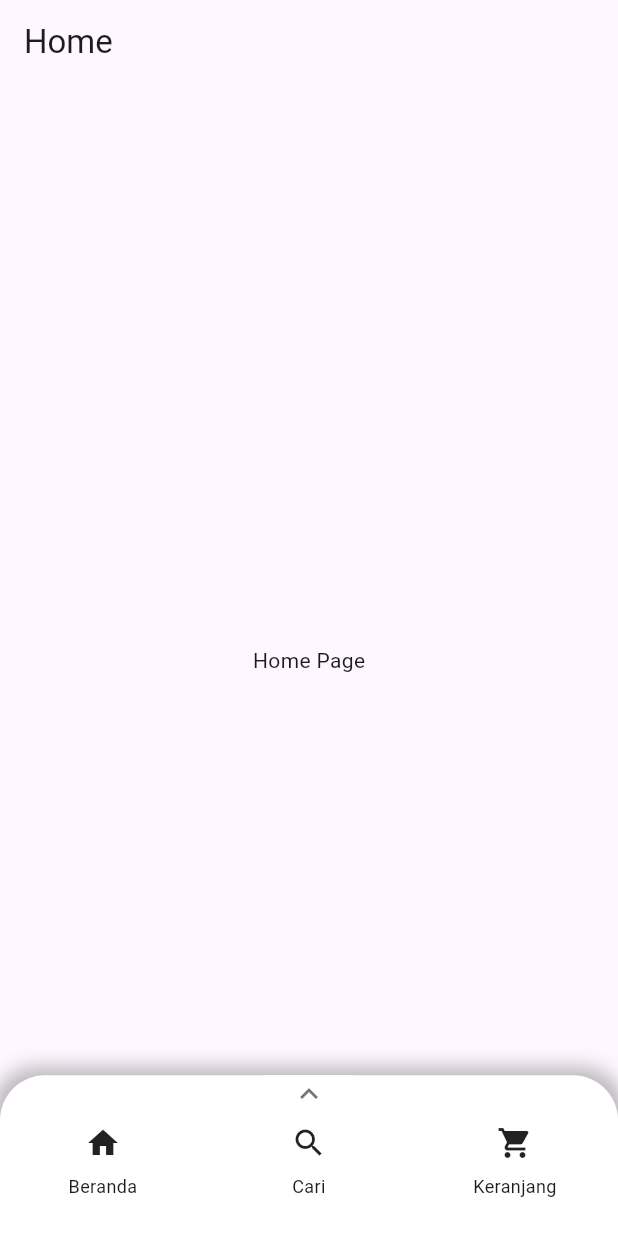
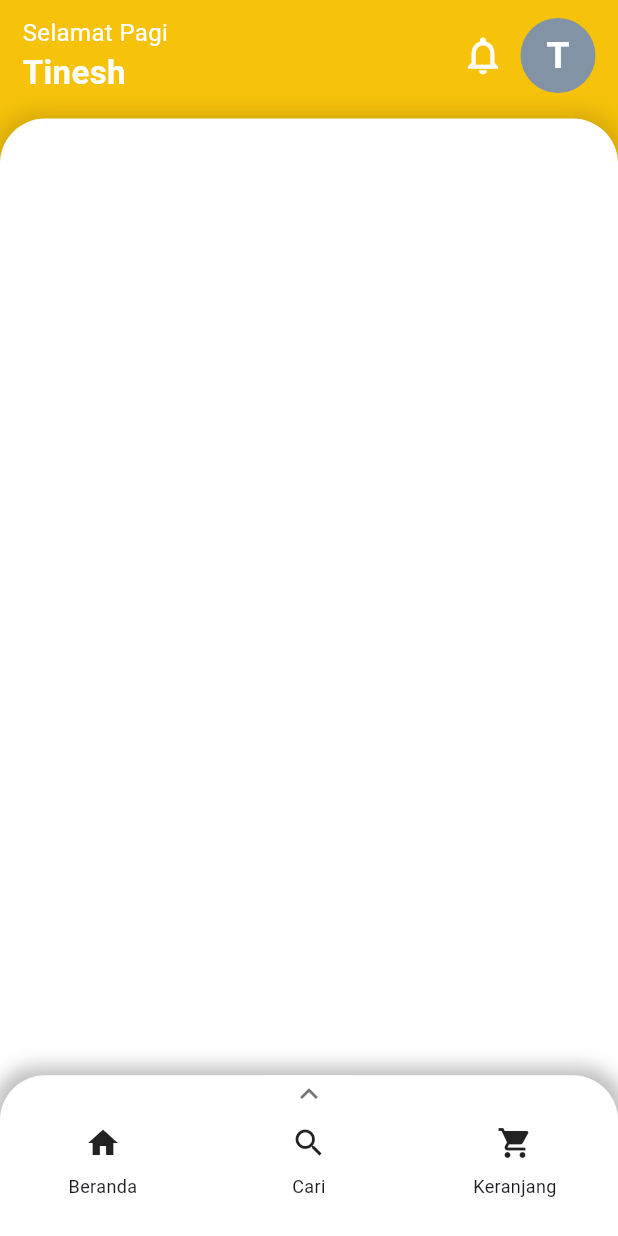
Before and after one commit to Tinesh14/Technical-Test-Fast8, a Flutter app: the screen it shows after launch, on a phone screen of 412 x 824 dp. Run offline on Flutter 3.47's test engine with Material 3 defaults, Android fonts, the phone set to English and light mode, and no system bars.

Commit message:
app bar home

```diff
--- a/lib/home_page.dart
+++ b/lib/home_page.dart
@@ -11,8 +11,88 @@ class _HomePageState extends State<HomePage> {
   @override
   Widget build(BuildContext context) {
     return Scaffold(
-      appBar: AppBar(title: const Text('Home')),
-      body: const Center(child: Text('Home Page')),
+      backgroundColor: const Color(0xffF6C20A),
+      body: SafeArea(
+        bottom: false,
+        child: Column(
+          children: [
+            const SizedBox(
+              height: 10,
+            ),
+            const Padding(
+              padding: EdgeInsetsDirectional.symmetric(horizontal: 15),
+              child: Row(
+                mainAxisAlignment: MainAxisAlignment.spaceBetween,
+                children: [
+                  Column(
+                    crossAxisAlignment: CrossAxisAlignment.start,
+                    children: [
+                      Text(
+                        'Selamat Pagi',
+                        style: TextStyle(
+                          color: Colors.white,
+                          fontSize: 16,
+                        ),
+                      ),
+                      Text(
+                        'Tinesh',
+                        style: TextStyle(
+                          color: Colors.white,
+                          fontSize: 22,
+                          fontWeight: FontWeight.bold,
+                        ),
+                      ),
+                    ],
+                  ),
+                  Row(
+                    mainAxisAlignment: MainAxisAlignment.end,
+                    children: [
+                      Icon(
+                        Icons.notifications_none,
+                        size: 30,
+                        color: Colors.white,
+                      ),
+                      SizedBox(
+                        width: 10,
+                      ),
+                      CircleAvatar(
+                        radius: 25,
+                        backgroundColor: Color(0xff8393A6),
+                        child: Text(
+                          'T',
+                          style: TextStyle(
+                            fontSize: 25,
+                            color: Colors.white,
+                            fontWeight: FontWeight.bold,
+                          ),
+                        ),
+                      )
+                    ],
+                  ),
+                ],
+              ),
+            ),
+            const SizedBox(
+              height: 15,
+            ),
+            Expanded(
+              child: Container(
+                decoration: const BoxDecoration(
+                  color: Colors.white,
+                  borderRadius: BorderRadius.vertical(top: Radius.circular(30)),
+                  boxShadow: [
+                    BoxShadow(
+                      color: Colors.black12,
+                      blurRadius: 10,
+                      spreadRadius: 5,
+                    ),
+                  ],
+                ),
+              ),
+            )
+          ],
+        ),
+      ),
     );
   }
 }
```
